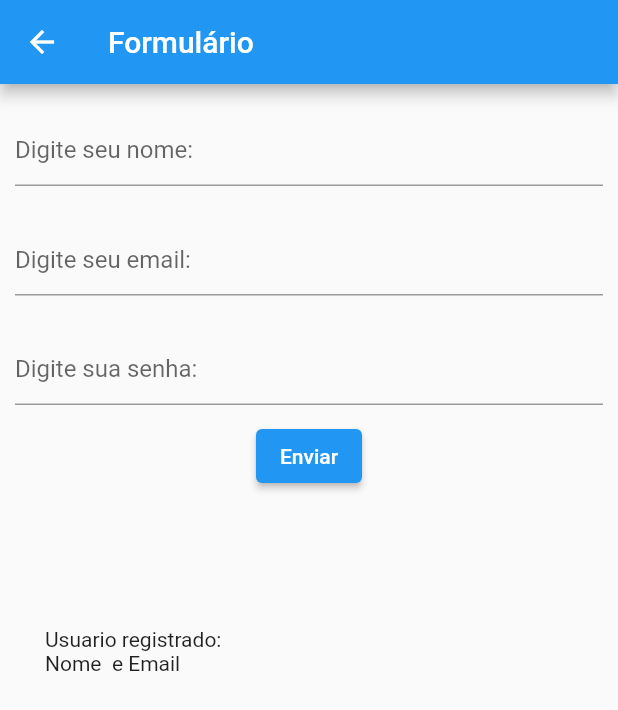
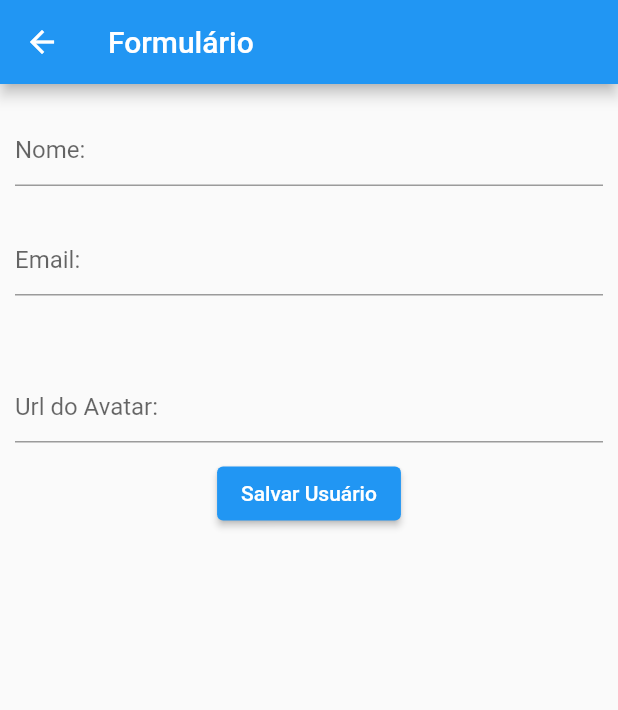
Before and after one commit to juliahaertel/flutter, a Flutter app: the screen it shows after launch, after a tap on "Ir para o formulário", on a phone screen of 412 x 824 dp. Shown: the top 710 px of the screen. Run offline on Flutter 3.47's test engine with Material 2 defaults, Android fonts, the phone set to English and light mode, and no system bars; our stand-ins replace email_validator; network calls fail.

Commit message:
Adicionado CRUD de usuários

```diff
--- a/lib/main.dart
+++ b/lib/main.dart
@@ -1,5 +1,9 @@
 import 'package:flutter/material.dart';
+import 'package:flutter_project/src/models/contador.dart';
 import 'package:flutter_project/src/models/pegaNome.dart';
+import 'package:flutter_project/src/provider/users.dart';
+import 'package:flutter_project/src/routes/app_routes.dart';
+import 'src/views/userList.dart';
 import 'src/setStateAplicativ.dart';
 import 'package:provider/provider.dart';
 import 'src/models/contador.dart';
@@ -18,8 +22,9 @@ void main() => runApp(
   )*/
   MultiProvider(
     providers: [
-      ChangeNotifierProvider(create: (context)=>Contador(),),
-      ChangeNotifierProvider(create: (context)=>PegaNome())
+      ChangeNotifierProvider(create: (context)=>Contador()),
+      ChangeNotifierProvider(create: (context)=>PegaNome()),
+      ChangeNotifierProvider(create: (context)=>Users())
     ],
     child: const MyApp(),
   )
@@ -39,7 +44,10 @@ class MyApp extends StatelessWidget {
         '/setStateAplicativPage': (context) => const SetStateAplicativPage(),
         '/consultaPage': (context) => const ConsultaPage(),
         '/formPage': (context) =>const FormPage(),
-        '/imagePage': (context) => const ImagemPage()
+        '/imagePage': (context) => const ImagemPage(),
+        '/userList': (context) =>  UserList(),
+        // ignore: equal_keys_in_map
+        AppRoutes.FORMULARIO: (_) => const FormPage(),
       },
       initialRoute: '/home',
     );
--- /dev/null
+++ b/lib/src/data/dummy_users.dart
@@ -0,0 +1,28 @@
+import 'package:flutter_project/src/models/user.dart';
+
+const DUMMY_USERS = {
+  '1': const User(
+    id: '1',
+    name: 'Daniel',
+    email: 'daniel@gmail.com',
+    avatarUrl: 'https://encrypted-tbn0.gstatic.com/images?q=tbn:ANd9GcSPrZHNdU64F0CWpdIMC6WTBg-J4wvXg-3-zQ&usqp=CAU'
+    ),
+  '2': const User(
+    id: '2',
+    name: 'Leco',
+    email: 'leco@gmail.com',
+    avatarUrl: 'https://www.pngitem.com/pimgs/m/78-786293_1240-x-1240-0-avatar-profile-icon-png.png'
+    ),
+  '3': const User(
+    id: '3',
+    name: 'Ana',
+    email: 'ana@gmail.com',
+    avatarUrl: 'https://encrypted-tbn0.gstatic.com/images?q=tbn:ANd9GcRo6wCUSmJEK9kC5KVqmQczHMH3OMcc_9BTTQ&usqp=CAU'
+    ),
+  '4': const User(
+    id: '4',
+    name: 'Jiovane',
+    email: 'jiovane@gmail.com',
+    avatarUrl: 'https://encrypted-tbn0.gstatic.com/images?q=tbn:ANd9GcQb75aLAsHQuVvgofGiZw0yCiEDZz_LRBNmPw&usqp=CAU'
+    ),
+};
--- a/lib/src/formulario.dart
+++ b/lib/src/formulario.dart
@@ -1,5 +1,10 @@
 //import 'package:flutter/cupertino.dart';
 import 'package:flutter/material.dart';
+import 'package:flutter_project/src/models/user.dart';
+import 'package:flutter_project/src/provider/users.dart';
+import 'package:provider/provider.dart';
+import 'package:email_validator/email_validator.dart';
+
 
 class FormularioPage extends StatefulWidget{
   const FormularioPage({Key? key}) : super(key: key);
@@ -10,22 +15,39 @@ class FormularioPage extends StatefulWidget{
 }
   class _Formulario extends State<FormularioPage>{
     final _formkey = GlobalKey<FormState>();
+    final Map<String, String> _formData = {};
 
-    String email = '';
+    /*String email = '';
     String nome  = '';
-    //String senha = '';
+    String senha = '';*/
+
+    void _loadFormData(User? user){
+      if(user != null){
+      _formData['id'] = user.id!;
+      _formData['name'] = user.name;
+      _formData['email'] = user.email;
+      _formData['avatarUrl'] = user.avatarUrl;
+      }
+    }
 
   @override
   Widget build(BuildContext context){
+
+    User? user = ModalRoute.of(context)?.settings.arguments as User?;
+    _loadFormData(user);
+    //print(user?.name);
+
     return Form(
       key: _formkey,
       child:Column(
         children: [
           //const SizedBox(height:50),
+
           const Padding(padding: EdgeInsets.only(top: 10.0)),
           TextFormField(
+            initialValue: _formData['name'],
             decoration: const InputDecoration(
-              hintText: 'Digite seu nome:'
+              hintText: 'Nome:'
             ),
             validator: (value){
               if(value!.isEmpty){
@@ -34,30 +56,48 @@ class FormularioPage extends StatefulWidget{
                 null;
               }
             },
-            onSaved: (txt){
+            /*onSaved: (txt){
               setState(() {
                 nome = txt!;
               });
-            },
+            },*/
+            onSaved: (value) => _formData['name'] = value!,
           ),
+
           const Padding(padding: EdgeInsets.only(top: 25.0)),
           TextFormField(
+            initialValue: _formData['email'],
             decoration: const InputDecoration(
-              hintText: 'Digite seu email:'
+              hintText: 'Email:'
             ),
             validator: (value){
               if(value!.isEmpty){
                 return 'Informe o email!';
+              }else if(!EmailValidator.validate(value, true)){
+                return 'Email inválido!';
               }else{
                 null;
               }
             },
-            onSaved: (txt){
+            /*onSaved: (txt){
               setState(() {
-                email = txt!;
+              //  email = txt!;
               });
-            },
+            },*/
+            onSaved: (value) => _formData['email'] = value!,
           ),
+
+          const Padding(padding: EdgeInsets.all(25.0)),
+          TextFormField(
+            initialValue: _formData['avatarUrl'],
+            decoration: const InputDecoration(
+              hintText: 'Url do Avatar:'
+            ),
+            onSaved: (value) => _formData['avatarUrl'] = value!,
+          ),
+
+          //senha
+          /*
           const Padding(padding: EdgeInsets.only(top: 25.0)),
           TextFormField(
             obscureText: true,
@@ -73,18 +113,29 @@ class FormularioPage extends StatefulWidget{
                 null;
               }
             },
-          ),
+          ),*/
+
           const Padding(padding: EdgeInsets.only(top: 10.0)),
           ElevatedButton(
-            child: const Text('Enviar'),
+            child: const Text('Salvar Usuário'),
             onPressed: (){
               if(_formkey.currentState!.validate()){
                 _formkey.currentState!.save();
                 //print("validadooow");
+
+                Provider.of<Users>(context, listen: false).put(User(
+                  id: _formData['id'],
+                  name: _formData['name']!,
+                  email: _formData['email']!,
+                  avatarUrl: _formData['avatarUrl']!,
+                  ),
+                  );
+                Navigator.pushNamed(context, '/userList');
               }
             },
           ),
-          const Padding(padding: EdgeInsets.only(top: 70.0)),
+
+          /*const Padding(padding: EdgeInsets.only(top: 70.0)),
           Container(
             //color: Colors.lightBlue,
             height: 70,
@@ -95,7 +146,8 @@ class FormularioPage extends StatefulWidget{
                 Text('Usuario registrado: \nNome $nome e Email $email'),
               ],
             )
-          )
+          )*/
+
         ],
       ),
     );
--- a/lib/src/home.dart
+++ b/lib/src/home.dart
@@ -104,7 +104,20 @@ class HomePage extends StatelessWidget{
               )
             )
           ],
-        )
+        ),
+        Row(
+          children: [
+            const Icon(Icons.data_usage_rounded, color: Colors.black),
+            Expanded(
+              child: OutlinedButton(
+                child: const Text('Ir para a lista de usuarios'),
+                onPressed: (){
+                  Navigator.pushNamed(context, '/userList');
+                }
+              )
+            )
+          ],
+        ),
         ]
       )
     );
--- /dev/null
+++ b/lib/src/models/user.dart
@@ -0,0 +1,15 @@
+import 'package:flutter/material.dart';
+
+class User {
+  final String? id;
+  final String name;
+  final String email;
+  final String avatarUrl;
+
+  const User({
+    this.id,
+    required this.name,
+    required this.email,
+    required this.avatarUrl,
+  });
+}
--- /dev/null
+++ b/lib/src/routes/app_routes.dart
@@ -0,0 +1,6 @@
+import 'package:flutter/cupertino.dart';
+
+class AppRoutes{
+  //static const HOME = '/';
+  static const FORMULARIO = '/formPage';
+}
--- a/pubspec.yaml
+++ b/pubspec.yaml
@@ -39,7 +39,7 @@ dependencies:
 dev_dependencies:
   flutter_test:
     sdk: flutter
-
+  email_validator: ^2.0.1
   # The "flutter_lints" package below contains a set of recommended lints to
   # encourage good coding practices. The lint set provided by the package is
   # activated in the `analysis_options.yaml` file located at the root of your
```
Also changed, not shown: lib/src/provider/users.dart (added, +57 -0 lines), lib/src/views/userList.dart (added, +27 -0 lines), lib/src/widget/userTile.dart (added, +58 -0 lines), pubspec.lock.
